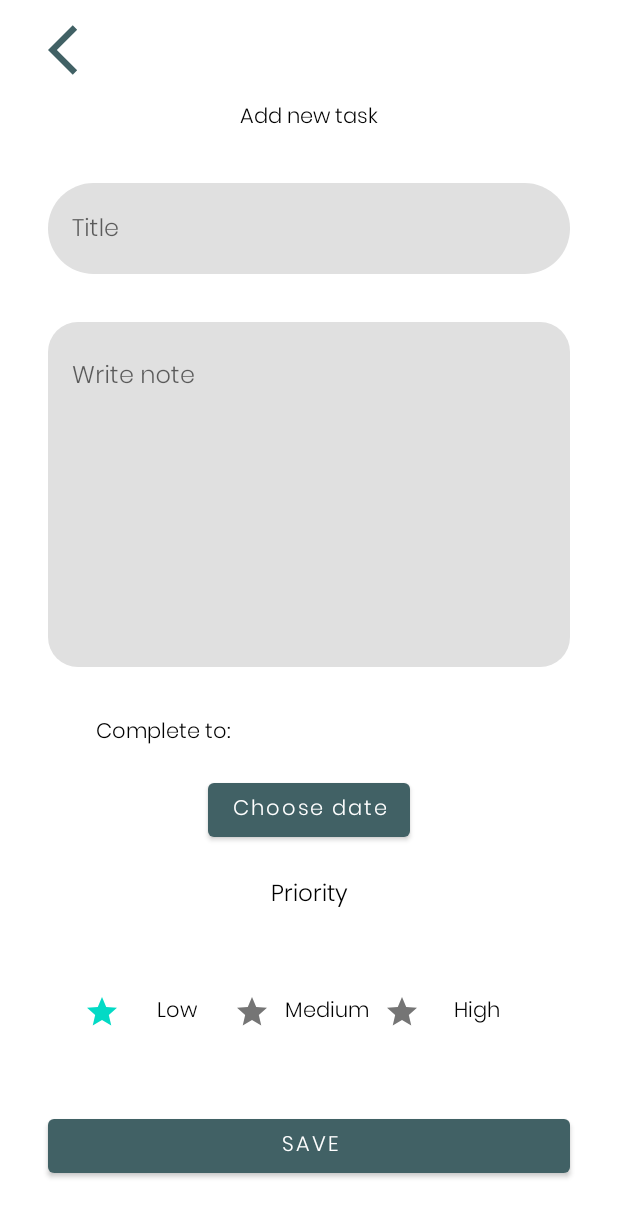
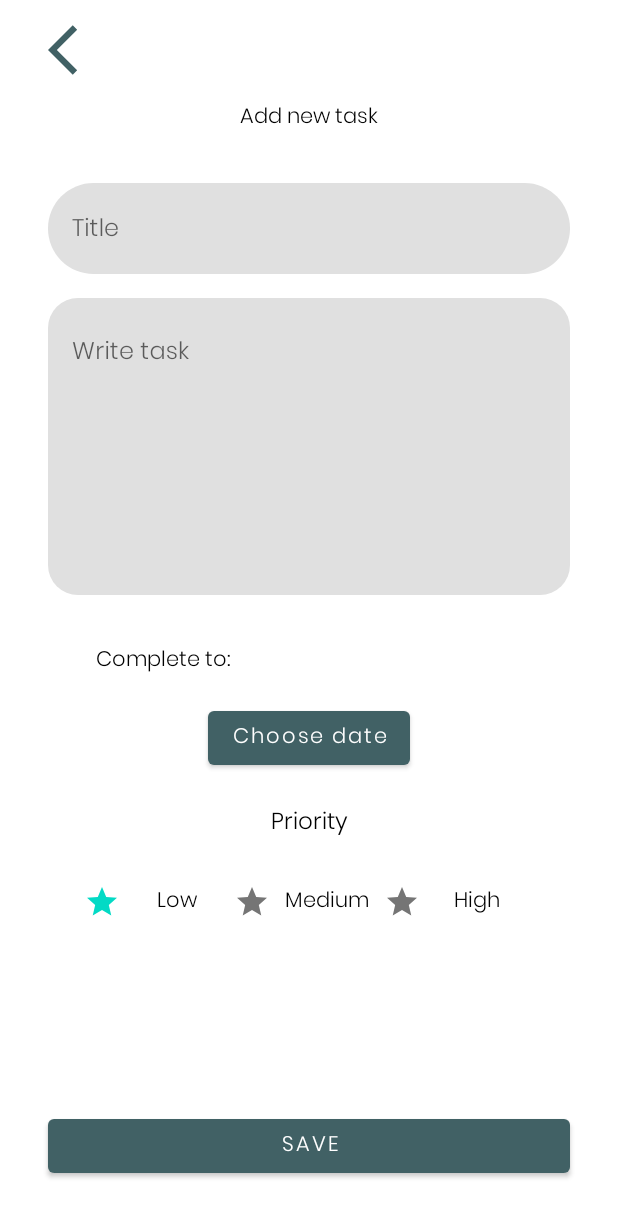
Before and after one commit to qwynbleid/ProductivityApp, an Android app: the screen it shows after launch once a user with an empty profile is signed in (MainActivity), after a tap on an icon or button, on a phone screen of 412 x 824 dp. Shown: the top 1217 px of the screen. Run offline under Robolectric (Android 15) with nearby library versions, the phone set to English and light mode, and no system bars; our stand-ins replace Firebase (no records; nobody signed in at launch, a user with empty details on screens opened directly).

Commit message:
Bugs fixed

```diff
--- a/app/src/main/res/layout/activity_splash.xml
+++ b/app/src/main/res/layout/activity_splash.xml
@@ -14,7 +14,7 @@
         android:layout_marginTop="160dp"
         android:src="@drawable/note"
         app:layout_constraintEnd_toEndOf="parent"
-        app:layout_constraintHorizontal_bias="0.59"
+        app:layout_constraintHorizontal_bias="0.633"
         app:layout_constraintStart_toStartOf="parent"
         app:layout_constraintTop_toTopOf="parent">
 
--- a/app/src/main/res/layout/fragment_add_note.xml
+++ b/app/src/main/res/layout/fragment_add_note.xml
@@ -45,7 +45,8 @@
         android:id="@+id/textInputLayout2"
         android:layout_width="0dp"
         android:layout_height="0dp"
-        android:layout_marginTop="32dp"
+        android:layout_marginTop="16dp"
+        android:layout_marginBottom="32dp"
         app:boxCornerRadiusBottomEnd="20dp"
         app:boxCornerRadiusBottomStart="20dp"
         app:boxCornerRadiusTopEnd="20dp"
@@ -71,7 +72,7 @@
         android:layout_width="wrap_content"
         android:layout_height="wrap_content"
         android:orientation="horizontal"
-        app:layout_constraintGuide_percent="0.54" />
+        app:layout_constraintGuide_percent="0.52" />
 
     <Button
         android:id="@+id/saveBt"
@@ -151,14 +152,14 @@
         android:id="@+id/completeDate"
         android:layout_width="wrap_content"
         android:layout_height="wrap_content"
+        android:layout_marginEnd="64dp"
         android:layout_marginTop="32dp"
-        android:layout_marginEnd="64dp"
+        android:fontFamily="@font/poppins_light"
         android:text="noDate"
         android:textColor="@color/text_color"
-        android:fontFamily="@font/poppins_light"
         android:visibility="invisible"
         app:layout_constraintEnd_toEndOf="parent"
-        app:layout_constraintTop_toTopOf="@+id/guideline" />
+        app:layout_constraintTop_toBottomOf="@+id/textInputLayout2" />
 
     <ProgressBar
         android:id="@+id/noteProgressBar"
@@ -176,8 +177,8 @@
         android:id="@+id/priorityGroup"
         android:layout_width="300dp"
         android:layout_height="wrap_content"
+        android:layout_marginTop="16dp"
         android:orientation="horizontal"
-        app:layout_constraintBottom_toTopOf="@+id/saveBt"
         app:layout_constraintEnd_toEndOf="parent"
         app:layout_constraintStart_toStartOf="parent"
         app:layout_constraintTop_toBottomOf="@+id/priority">
--- a/app/src/main/res/layout/fragment_settings.xml
+++ b/app/src/main/res/layout/fragment_settings.xml
@@ -48,6 +48,7 @@
         android:id="@+id/linearLayout2"
         android:layout_width="match_parent"
         android:layout_height="wrap_content"
+        android:layout_marginTop="10dp"
         app:layout_constraintEnd_toEndOf="parent"
         app:layout_constraintStart_toStartOf="parent"
         app:layout_constraintTop_toBottomOf="@+id/linearLayout">
@@ -78,6 +79,9 @@
     <LinearLayout
         android:layout_width="match_parent"
         android:layout_height="wrap_content"
+        android:layout_marginTop="10dp"
+        app:layout_constraintEnd_toEndOf="parent"
+        app:layout_constraintStart_toStartOf="parent"
         app:layout_constraintTop_toBottomOf="@+id/linearLayout2">
 
         <ImageView
@@ -94,11 +98,11 @@
             style="@style/Widget.AppCompat.Button.Borderless"
             android:layout_width="wrap_content"
             android:layout_height="wrap_content"
+            android:layout_marginStart="10dp"
             android:fontFamily="@font/poppins_light"
-            android:layout_marginStart="10dp"
             android:padding="1dp"
+            android:text="@string/logout"
             android:textAlignment="textStart"
-            android:text="@string/logout"
             android:textAllCaps="false"
             android:textColor="@color/text_color"
             android:textSize="19sp" />
--- a/app/src/main/res/values/strings.xml
+++ b/app/src/main/res/values/strings.xml
@@ -13,17 +13,17 @@
     <string name="no">No</string>
 
     <string name="sure_want_logout">Are you sure you want to log out?</string>
-    <string name="sure_want_delete">Are you sure you want to delete note?</string>
+    <string name="sure_want_delete">Are you sure you want to delete task?</string>
     <string name="sure_want_quit">Are you sure you want to exit the app?</string>
 
     <string name="all_fields_should_be_filled">All fields should be filled</string>
-    <string name="note_created">Note created successfully</string>
-    <string name="failed_to_create">Failed to create note</string>
-    <string name="note_updated">Note is updated successfully</string>
-    <string name="failed_to_update">Failed to update note</string>
-    <string name="deleted_note">Note has been deleted</string>
-    <string name="cannot_deleted_note">Can not delete the note</string>
-    <string name="edit_note">Edit note</string>
+    <string name="note_created">Task created successfully</string>
+    <string name="failed_to_create">Failed to create task</string>
+    <string name="note_updated">Task is updated successfully</string>
+    <string name="failed_to_update">Failed to update task</string>
+    <string name="deleted_note">Task has been deleted</string>
+    <string name="cannot_deleted_note">Can not delete the task</string>
+    <string name="edit_note">Edit task</string>
 
     <string name="invalid_password">Invalid password</string>
     <string name="failed_to_sign_in">Failed to sign in</string>
@@ -49,7 +49,7 @@
     <string name="hello_blank_fragment">Hello blank fragment</string>
     <string name="add_new_task">Add new task</string>
     <string name="title">Title</string>
-    <string name="write_note">Write note</string>
+    <string name="write_note">Write task</string>
     <string name="complete_to">Complete to:</string>
     <string name="choose_date">Choose date</string>
     <string name="low">Low</string>
```
Also changed, not shown: 1 other file.
